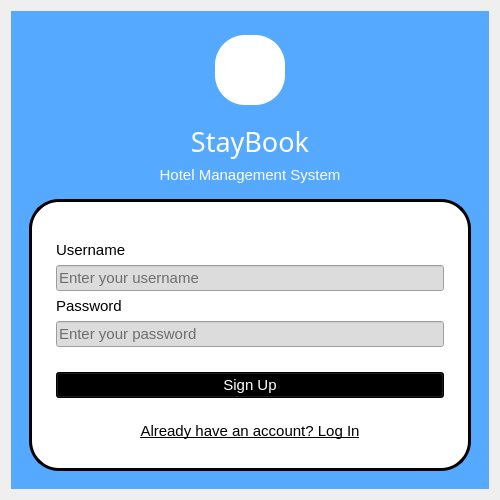
This is login_dialog.ui in euuii/StayBook as Qt 5 draws it before an edit. The edited form follows.
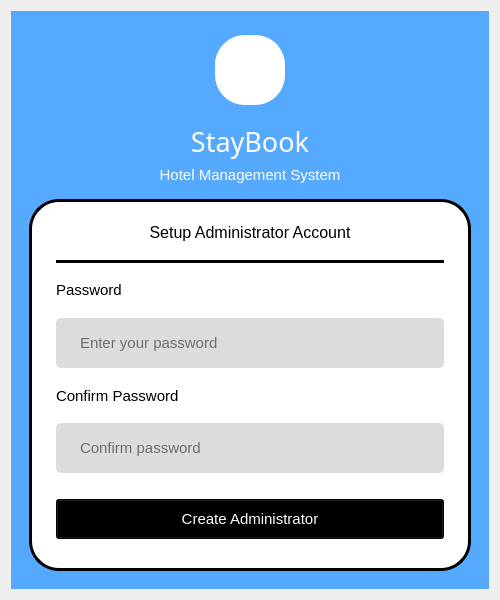
This is the edited form. Icons and pictures are not drawn.

Diff of the .ui file:
```diff
--- a/login_dialog.ui
+++ b/login_dialog.ui
@@ -7,7 +7,7 @@
     <x>0</x>
     <y>0</y>
     <width>500</width>
-    <height>500</height>
+    <height>600</height>
    </rect>
   </property>
   <property name="sizePolicy">
@@ -19,13 +19,13 @@
   <property name="minimumSize">
    <size>
     <width>500</width>
-    <height>500</height>
+    <height>600</height>
    </size>
   </property>
   <property name="maximumSize">
    <size>
     <width>500</width>
-    <height>500</height>
+    <height>600</height>
    </size>
   </property>
   <property name="windowTitle">
@@ -171,10 +171,291 @@
       </item>
       <item>
        <widget class="QStackedWidget" name="stackedWidget">
+        <property name="styleSheet">
+         <string notr="true">QFrame{
+background-color: rgb(220, 220, 220);
+border-radius: 5px;
+}
+QLineEdit{
+background: transparent;
+border: none;
+padding: 5px 0px 5px 0px;
+}</string>
+        </property>
         <property name="currentIndex">
-         <number>1</number>
+         <number>0</number>
         </property>
-        <widget class="QWidget" name="login_page">
+        <widget class="QWidget" name="createAdmin_page">
+         <layout class="QVBoxLayout" name="verticalLayout_10">
+          <item>
+           <widget class="QGroupBox" name="groupBox_4">
+            <property name="font">
+             <font>
+              <pointsize>11</pointsize>
+             </font>
+            </property>
+            <property name="styleSheet">
+             <string notr="true">QGroupBox{
+	background-color: rgb(255, 255, 255);
+	border-radius: 30px;
+	border: 3px solid rgb(0, 0, 0);
+	padding: 0px 15px 0px 15px;
+}
+QLabel{
+	background: transparent
+}
+QLineEdit{
+	background-color: rgb(220, 220, 220);
+}
+QPushButton{
+	color: rgb(255, 255, 255);
+	background-color: rgb(0, 0, 0);
+}</string>
+            </property>
+            <layout class="QVBoxLayout" name="verticalLayout_8">
+             <item>
+              <widget class="QLabel" name="label_6">
+               <property name="font">
+                <font>
+                 <pointsize>12</pointsize>
+                </font>
+               </property>
+               <property name="text">
+                <string>&lt;html&gt;&lt;head/&gt;&lt;body&gt;&lt;p align=&quot;center&quot;&gt;Setup Administrator Account&lt;/p&gt;&lt;/body&gt;&lt;/html&gt;</string>
+               </property>
+              </widget>
+             </item>
+             <item>
+              <widget class="Line" name="line_3">
+               <property name="styleSheet">
+                <string notr="true">background-color: rgb(0, 0, 0);</string>
+               </property>
+               <property name="orientation">
+                <enum>Qt::Orientation::Horizontal</enum>
+               </property>
+              </widget>
+             </item>
+             <item>
+              <widget class="QLabel" name="label_8">
+               <property name="styleSheet">
+                <string notr="true"/>
+               </property>
+               <property name="text">
+                <string>&lt;html&gt;&lt;head/&gt;&lt;body&gt;&lt;p&gt;&lt;span style=&quot; font-size:11pt;&quot;&gt;Password&lt;/span&gt;&lt;/p&gt;&lt;/body&gt;&lt;/html&gt;</string>
+               </property>
+              </widget>
+             </item>
+             <item>
+              <widget class="QFrame" name="frame_7">
+               <property name="frameShape">
+                <enum>QFrame::Shape::StyledPanel</enum>
+               </property>
+               <property name="frameShadow">
+                <enum>QFrame::Shadow::Raised</enum>
+               </property>
+               <layout class="QHBoxLayout" name="horizontalLayout_8">
+                <item>
+                 <widget class="QLabel" name="password_icon_3">
+                  <property name="text">
+                   <string/>
+                  </property>
+                  <property name="pixmap">
+                   <pixmap>../392742d9/password16.png</pixmap>
+                  </property>
+                 </widget>
+                </item>
+                <item>
+                 <widget class="QLineEdit" name="adminPassword_lineEdit">
+                  <property name="font">
+                   <font>
+                    <pointsize>11</pointsize>
+                   </font>
+                  </property>
+                  <property name="echoMode">
+                   <enum>QLineEdit::EchoMode::Password</enum>
+                  </property>
+                  <property name="placeholderText">
+                   <string>Enter your password</string>
+                  </property>
+                 </widget>
+                </item>
+                <item>
+                 <widget class="QPushButton" name="showpassword_btn_3">
+                  <property name="sizePolicy">
+                   <sizepolicy hsizetype="Fixed" vsizetype="Fixed">
+                    <horstretch>0</horstretch>
+                    <verstretch>0</verstretch>
+                   </sizepolicy>
+                  </property>
+                  <property name="minimumSize">
+                   <size>
+                    <width>32</width>
+                    <height>32</height>
+                   </size>
+                  </property>
+                  <property name="maximumSize">
+                   <size>
+                    <width>32</width>
+                    <height>32</height>
+                   </size>
+                  </property>
+                  <property name="styleSheet">
+                   <string notr="true">background-color: transparent;
+border: none;</string>
+                  </property>
+                  <property name="text">
+                   <string/>
+                  </property>
+                  <property name="icon">
+                   <iconset>
+                    <normaloff>../d746d753/hidepassword16.png</normaloff>../d746d753/hidepassword16.png</iconset>
+                  </property>
+                  <property name="autoDefault">
+                   <bool>true</bool>
+                  </property>
+                 </widget>
+                </item>
+               </layout>
+              </widget>
+             </item>
+             <item>
+              <widget class="QLabel" name="label_10">
+               <property name="font">
+                <font>
+                 <pointsize>11</pointsize>
+                </font>
+               </property>
+               <property name="text">
+                <string>Confirm Password</string>
+               </property>
+              </widget>
+             </item>
+             <item>
+              <widget class="QFrame" name="frame_6">
+               <property name="frameShape">
+                <enum>QFrame::Shape::StyledPanel</enum>
+               </property>
+               <property name="frameShadow">
+                <enum>QFrame::Shadow::Raised</enum>
+               </property>
+               <layout class="QHBoxLayout" name="horizontalLayout_7">
+                <item>
+                 <widget class="QLabel" name="password_icon_4">
+                  <property name="text">
+                   <string/>
+                  </property>
+                  <property name="pixmap">
+                   <pixmap>../392742d9/password16.png</pixmap>
+                  </property>
+                 </widget>
+                </item>
+                <item>
+                 <widget class="QLineEdit" name="adminPassword_lineEdit_2">
+                  <property name="font">
+                   <font>
+                    <pointsize>11</pointsize>
+                   </font>
+                  </property>
+                  <property name="echoMode">
+                   <enum>QLineEdit::EchoMode::Password</enum>
+                  </property>
+                  <property name="placeholderText">
+                   <string>Confirm password</string>
+                  </property>
+                 </widget>
+                </item>
+                <item>
+                 <widget class="QPushButton" name="showpassword_btn_4">
+                  <property name="sizePolicy">
+                   <sizepolicy hsizetype="Fixed" vsizetype="Fixed">
+                    <horstretch>0</horstretch>
+                    <verstretch>0</verstretch>
+                   </sizepolicy>
+                  </property>
+                  <property name="minimumSize">
+                   <size>
+                    <width>32</width>
+                    <height>32</height>
+                   </size>
+                  </property>
+                  <property name="maximumSize">
+                   <size>
+                    <width>32</width>
+                    <height>32</height>
+                   </size>
+                  </property>
+                  <property name="styleSheet">
+                   <string notr="true">background-color: transparent;
+border: none;</string>
+                  </property>
+                  <property name="text">
+                   <string/>
+                  </property>
+                  <property name="icon">
+                   <iconset>
+                    <normaloff>../d746d753/hidepassword16.png</normaloff>../d746d753/hidepassword16.png</iconset>
+                  </property>
+                  <property name="autoDefault">
+                   <bool>true</bool>
+                  </property>
+                 </widget>
+                </item>
+               </layout>
+              </widget>
+             </item>
+             <item>
+              <spacer name="verticalSpacer_7">
+               <property name="orientation">
+                <enum>Qt::Orientation::Vertical</enum>
+               </property>
+               <property name="sizeType">
+                <enum>QSizePolicy::Policy::Fixed</enum>
+               </property>
+               <property name="sizeHint" stdset="0">
+                <size>
+                 <width>20</width>
+                 <height>20</height>
+                </size>
+               </property>
+              </spacer>
+             </item>
+             <item>
+              <widget class="QPushButton" name="createAdmin_btn">
+               <property name="font">
+                <font>
+                 <pointsize>11</pointsize>
+                </font>
+               </property>
+               <property name="styleSheet">
+                <string notr="true">padding: 10px</string>
+               </property>
+               <property name="text">
+                <string>Create Administrator</string>
+               </property>
+              </widget>
+             </item>
+             <item>
+              <spacer name="verticalSpacer_9">
+               <property name="orientation">
+                <enum>Qt::Orientation::Vertical</enum>
+               </property>
+               <property name="sizeType">
+                <enum>QSizePolicy::Policy::Fixed</enum>
+               </property>
+               <property name="sizeHint" stdset="0">
+                <size>
+                 <width>20</width>
+                 <height>20</height>
+                </size>
+               </property>
+              </spacer>
+             </item>
+            </layout>
+           </widget>
+          </item>
+         </layout>
+        </widget>
+        <widget class="QWidget" name="user_page">
          <layout class="QVBoxLayout" name="verticalLayout_3">
           <item>
            <widget class="QGroupBox" name="groupBox_2">
@@ -388,38 +669,11 @@
                <property name="sizeHint" stdset="0">
                 <size>
                  <width>20</width>
-                 <height>30</height>
+                 <height>20</height>
                 </size>
                </property>
               </spacer>
              </item>
-             <item>
-              <widget class="QLabel" name="label_6">
-               <property name="font">
-                <font>
-                 <pointsize>11</pointsize>
-                </font>
-               </property>
-               <property name="styleSheet">
-                <string notr="true"/>
-               </property>
-               <property name="text">
-                <string>&lt;html&gt;&lt;head/&gt;&lt;body&gt;&lt;p&gt;&lt;span style=&quot; font-size:11pt;&quot;&gt;Username&lt;/span&gt;&lt;/p&gt;&lt;/body&gt;&lt;/html&gt;</string>
-               </property>
-              </widget>
-             </item>
-             <item>
-              <widget class="QLineEdit" name="lineEdit_3">
-               <property name="font">
-                <font>
-                 <pointsize>11</pointsize>
-                </font>
-               </property>
-               <property name="placeholderText">
-                <string>Enter your username</string>
-               </property>
-              </widget>
-             </item>
              <item>
               <widget class="QLabel" name="label_7">
                <property name="font">
@@ -433,43 +687,78 @@
               </widget>
              </item>
              <item>
-              <widget class="QLineEdit" name="lineEdit_4">
-               <property name="font">
-                <font>
-                 <pointsize>11</pointsize>
-                </font>
+              <widget class="QFrame" name="frame_2">
+               <property name="styleSheet">
+                <string notr="true"/>
                </property>
-               <property name="echoMode">
-                <enum>QLineEdit::EchoMode::Password</enum>
-               </property>
-               <property name="placeholderText">
-                <string>Enter your password</string>
-               </property>
-              </widget>
-             </item>
-             <item>
-              <spacer name="verticalSpacer_7">
-               <property name="orientation">
-                <enum>Qt::Orientation::Vertical</enum>
-               </property>
-               <property name="sizeHint" stdset="0">
-                <size>
-                 <width>20</width>
-                 <height>40</height>
-                </size>
-               </property>
-              </spacer>
-             </item>
-             <item>
-              <widget class="QPushButton" name="signup_btn">
-               <property name="font">
-                <font>
-                 <pointsize>11</pointsize>
-                </font>
-               </property>
-               <property name="text">
-                <string>Sign Up</string>
-               </property>
+               <layout class="QHBoxLayout" name="horizontalLayout_5">
+                <item>
+                 <widget class="QLabel" name="password_icon_2">
+                  <property name="text">
+                   <string/>
+                  </property>
+                  <property name="pixmap">
+                   <pixmap>../392742d9/password16.png</pixmap>
+                  </property>
+                 </widget>
+                </item>
+                <item>
+                 <widget class="QLineEdit" name="adminPass_Login">
+                  <property name="font">
+                   <font>
+                    <pointsize>11</pointsize>
+                   </font>
+                  </property>
+                  <property name="styleSheet">
+                   <string notr="true">border: none;
+background: transparent</string>
+                  </property>
+                  <property name="echoMode">
+                   <enum>QLineEdit::EchoMode::Password</enum>
+                  </property>
+                  <property name="placeholderText">
+                   <string>Enter your password</string>
+                  </property>
+                 </widget>
+                </item>
+                <item>
+                 <widget class="QPushButton" name="showpassword_btn_2">
+                  <property name="sizePolicy">
+                   <sizepolicy hsizetype="Fixed" vsizetype="Fixed">
+                    <horstretch>0</horstretch>
+                    <verstretch>0</verstretch>
+                   </sizepolicy>
+                  </property>
+                  <property name="minimumSize">
+                   <size>
+                    <width>32</width>
+                    <height>32</height>
+                   </size>
+                  </property>
+                  <property name="maximumSize">
+                   <size>
+                    <width>32</width>
+                    <height>32</height>
+                   </size>
+                  </property>
+                  <property name="styleSheet">
+                   <string notr="true">background-color: transparent;
+border: none;</string>
+                  </property>
+                  <property name="text">
+                   <string/>
+                  </property>
+                  <property name="icon">
+                   <iconset>
+                    <normalon>../d746d753/hidepassword16.png</normalon>
+                   </iconset>
+                  </property>
+                  <property name="autoDefault">
+                   <bool>true</bool>
+                  </property>
+                 </widget>
+                </item>
+               </layout>
               </widget>
              </item>
              <item>
@@ -477,6 +766,9 @@
                <property name="orientation">
                 <enum>Qt::Orientation::Vertical</enum>
                </property>
+               <property name="sizeType">
+                <enum>QSizePolicy::Policy::Fixed</enum>
+               </property>
                <property name="sizeHint" stdset="0">
                 <size>
                  <width>20</width>
@@ -490,24 +782,13 @@
                <property name="font">
                 <font>
                  <pointsize>11</pointsize>
-                 <italic>false</italic>
-                 <underline>true</underline>
                 </font>
                </property>
                <property name="styleSheet">
-                <string notr="true">QPushButton {
-	background: transparent;
-	color: rgb(0, 0, 0);
-	border: none
-}
-
-QPushButton::hover {
-	
-	color: rgb(0, 85, 255);
-}</string>
+                <string notr="true">padding: 10px</string>
                </property>
                <property name="text">
-                <string>Already have an account? Log In</string>
+                <string>Log In</string>
                </property>
               </widget>
              </item>
@@ -516,6 +797,9 @@
                <property name="orientation">
                 <enum>Qt::Orientation::Vertical</enum>
                </property>
+               <property name="sizeType">
+                <enum>QSizePolicy::Policy::Fixed</enum>
+               </property>
                <property name="sizeHint" stdset="0">
                 <size>
                  <width>20</width>
```
Left out of the diff: 358 changed lines with no effect on the pictures.
